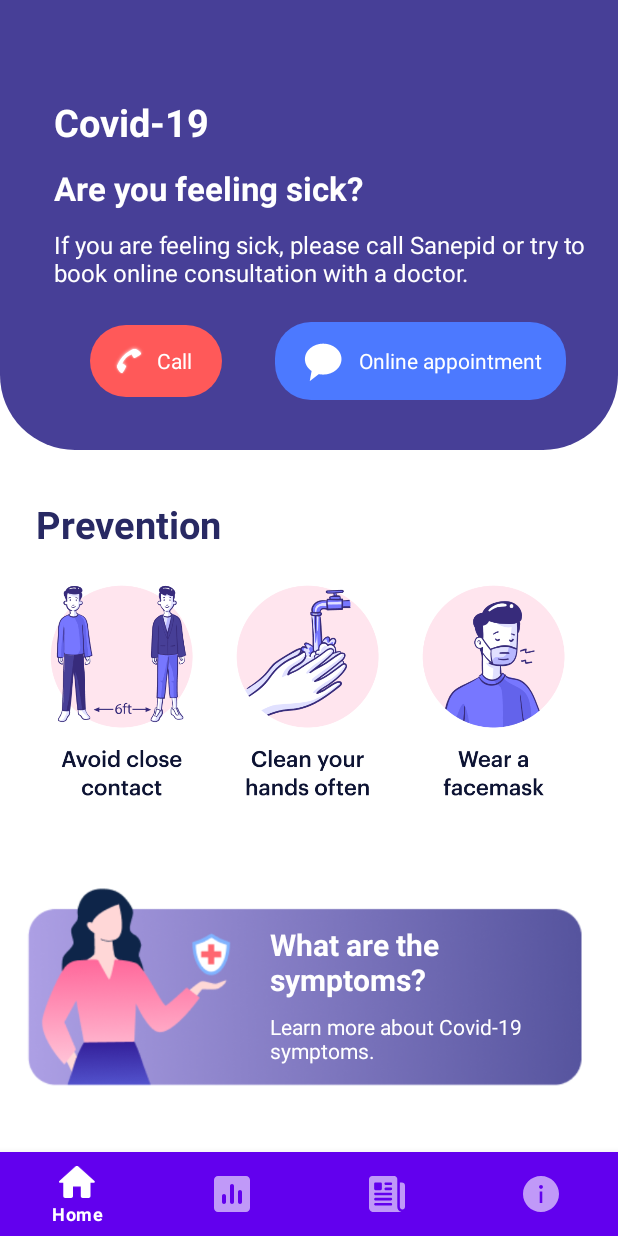
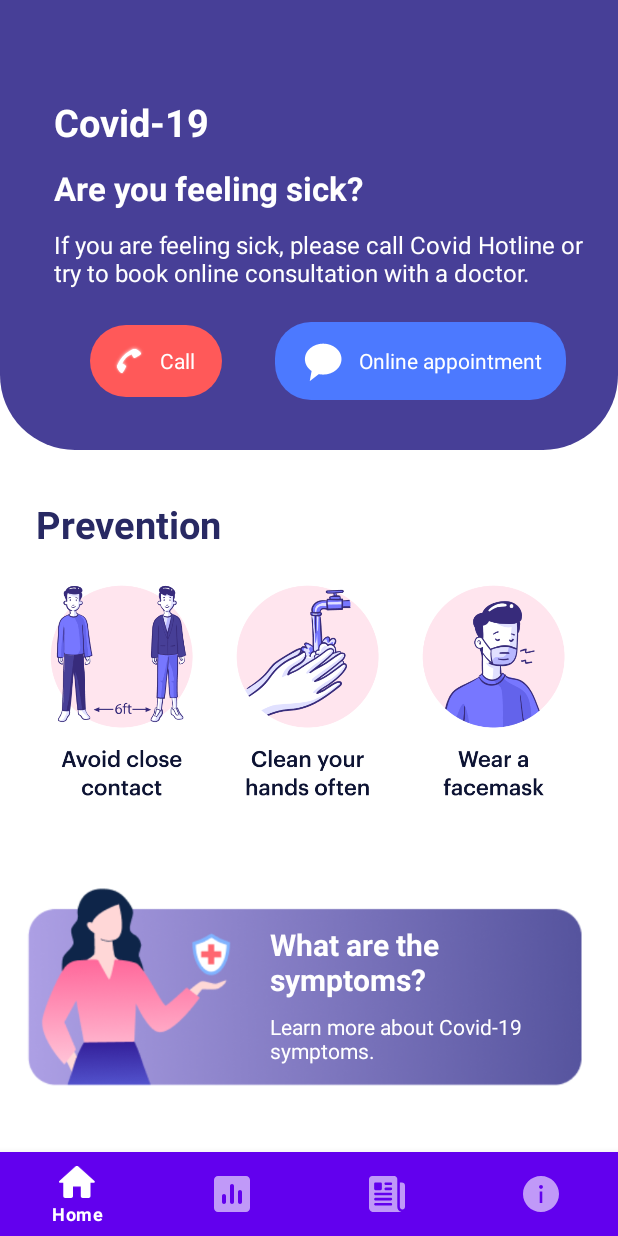
Before and after one commit to D3mianGianoz/Covid-Info, an Android app: the HomeFragment screen opened through its navigation route, on a phone screen of 412 x 824 dp. Run offline under Robolectric (Android 15) with nearby library versions, the phone set to English and light mode, and no system bars; our stand-ins replace data binding, navigation-ui; Roboto replaces fonts that are not available here.

Commit message:
Extracted strings and tweaked news Layout

```diff
--- a/app/src/main/java/pwr/edu/covid/info/data/newsData/ResponseData.kt
+++ b/app/src/main/java/pwr/edu/covid/info/data/newsData/ResponseData.kt
@@ -25,7 +25,7 @@ data class NewsEntity(
     val ampWebUrl: Any?,
     val categories: List<String>?,
     val cdnAmpWebUrl: Any?,
-    val excerpt: String?,
+    val excerpt: String,
     val heat: Int?,
     val images: List<Image?>?,
     val locale: String?,
@@ -45,7 +45,7 @@ fun List<NewsEntity>.asDomainObject(): List<NewsItem>{
         NewsItem(
             title = it.title,
             image = it.images?.get(0),
-            description = it.topics[0],
+            description = it.excerpt,
             webUrl = it.webUrl
         )
     }
--- a/app/src/main/res/layout/fragment_home.xml
+++ b/app/src/main/res/layout/fragment_home.xml
@@ -18,7 +18,7 @@
         android:id="@+id/tv_covid19"
         android:layout_width="wrap_content"
         android:layout_height="wrap_content"
-        android:text="Covid-19"
+        android:text="@string/covid_19"
         style="@style/title_project"
         app:layout_constraintStart_toStartOf="@+id/iv_core_values"
         app:layout_constraintTop_toTopOf="parent" />
@@ -30,7 +30,7 @@
         android:layout_marginStart="36dp"
         android:layout_marginTop="12dp"
         android:fontFamily="@font/roboto"
-        android:text="Are you feeling sick?"
+        android:text="@string/feeling_sick"
         android:textColor="@android:color/white"
         android:textSize="22sp"
         android:textStyle="bold"
@@ -44,7 +44,7 @@
         android:layout_marginStart="36dp"
         android:layout_marginTop="12dp"
         android:layout_marginEnd="16dp"
-        android:text="If you are feeling sick, please call Sanepid or try to book online consultation with a doctor."
+        android:text="@string/please_call"
         android:textColor="@android:color/white"
         android:textSize="16sp"
         app:layout_constraintEnd_toEndOf="parent"
@@ -59,7 +59,7 @@
         android:layout_margin="24dp"
         android:layout_weight="1"
         android:background="@drawable/home_btn_call_bg"
-        android:text="Call "
+        android:text="@string/call"
         android:textAllCaps="false"
         android:theme="@style/Call.Button"
         app:icon="@android:drawable/stat_sys_phone_call"
@@ -75,7 +75,7 @@
         android:layout_weight="1"
         android:background="@drawable/home_btn_call_bg"
         android:backgroundTint="#FFF"
-        android:text="Online appointment"
+        android:text="@string/online_appointment"
         android:textAllCaps="false"
         android:theme="@style/Online.Button"
         app:icon="@android:drawable/sym_action_chat"
@@ -102,9 +102,9 @@
         android:layout_height="wrap_content"
         android:layout_marginStart="24dp"
         android:layout_marginTop="32dp"
-        android:text="Prevention"
+        android:text="@string/prevention"
         android:textColor="#282963"
-        android:textSize="25dp"
+        android:textSize="25sp"
         android:textStyle="bold"
         app:layout_constraintStart_toStartOf="parent"
         app:layout_constraintTop_toBottomOf="@+id/iv_core_values" />
@@ -116,7 +116,8 @@
         app:layout_constraintEnd_toEndOf="parent"
         app:layout_constraintStart_toStartOf="parent"
         app:layout_constraintTop_toBottomOf="@id/tv_prevention"
-        app:srcCompat="@drawable/home_higiene_bar" />
+        app:srcCompat="@drawable/home_higiene_bar"
+        android:contentDescription="@string/higiene_tips" />
 
     <ImageButton
         android:id="@+id/btn_symptoms"
@@ -128,7 +129,8 @@
         app:layout_constraintEnd_toEndOf="parent"
         app:layout_constraintStart_toStartOf="parent"
         app:layout_constraintTop_toBottomOf="@+id/iv_higiene"
-        app:srcCompat="@drawable/home_symptoms_btn" />
+        app:srcCompat="@drawable/home_symptoms_btn"
+        android:contentDescription="@string/symptoms_button" />
 
     <TextView
         android:id="@+id/tv_symptoms"
@@ -138,7 +140,7 @@
         android:layout_marginStart="180dp"
         android:layout_marginEnd="64dp"
         android:layout_marginBottom="32dp"
-        android:text="What are the symptoms?"
+        android:text="@string/symptoms_question"
         android:textSize="20sp"
         android:textStyle="bold"
         app:layout_constraintBottom_toBottomOf="parent"
@@ -153,7 +155,7 @@
         android:layout_marginStart="180dp"
         android:layout_marginTop="8dp"
         android:layout_marginEnd="64dp"
-        android:text="Learn more about Covid-19 symptoms."
+        android:text="@string/symptoms_learn"
         android:textColor="@android:color/white"
         android:textSize="14sp"
         app:layout_constraintEnd_toEndOf="parent"
--- a/app/src/main/res/values/strings.xml
+++ b/app/src/main/res/values/strings.xml
@@ -4,7 +4,7 @@
     <!-- welcome -->
     <string name="wlcm_logo_name">You are not alone</string>
     <string name="wlcm_button">Explore</string>
-    <string name="wlcm_subtitle">Thank you for the download!\nStart right now getting info about Corona</string>
+    <string name="wlcm_subtitle">Thank you for the download!\nStart right now getting info about Corona Virus</string>
 
     <!-- TODO: Remove or change this placeholder text -->
     <string name="hello_blank_fragment">Hello blank fragment</string>
@@ -14,6 +14,18 @@
     <string name="label_recovered_stats">Recovered</string>
     <string name="label_active_stats">Active</string>
     <string name="label_critical_stats">Critical</string>
+    <string name="covid_19">Covid-19</string>
+    <string name="feeling_sick">Are you feeling sick?</string>
+    <string name="please_call">If you are feeling sick, please call Covid Hotline or try to book online consultation with a doctor.</string>
+    <string name="online_appointment">Online appointment</string>
+    <string name="call">Call</string>
+    <string name="prevention">Prevention</string>
+    <string name="higiene_tips">higiene tips</string>
+    <string name="symptoms_button">symptoms button</string>
+    <string name="symptoms_question">What are the symptoms?</string>
+    <string name="symptoms_learn">Learn more about Covid-19 symptoms.</string>
+    <string name="desc">News description</string>
+    <string name="news_title">News title</string>
 
     <string-array name="countries_array">
         <item>USA</item>
```
Also changed, not shown: app/src/main/res/layout/fragment_news.xml (+6 -7 lines), app/src/main/res/layout/news_cardview_item.xml (+19 -13 lines).
